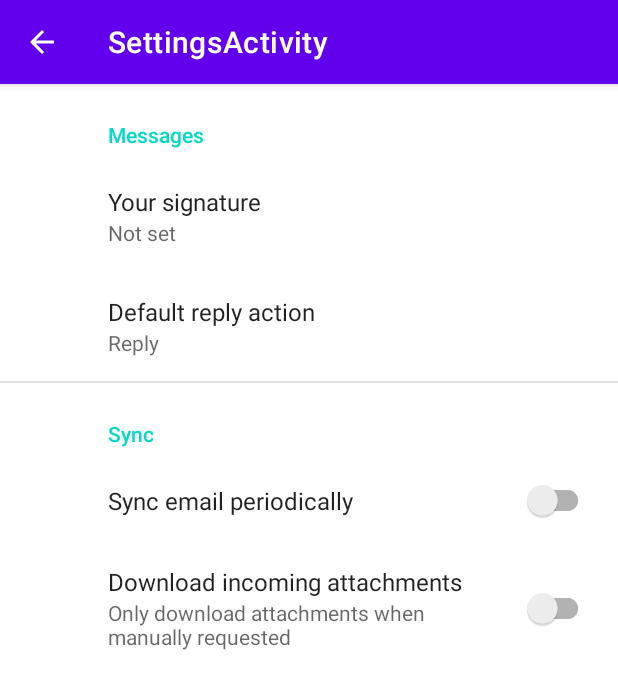
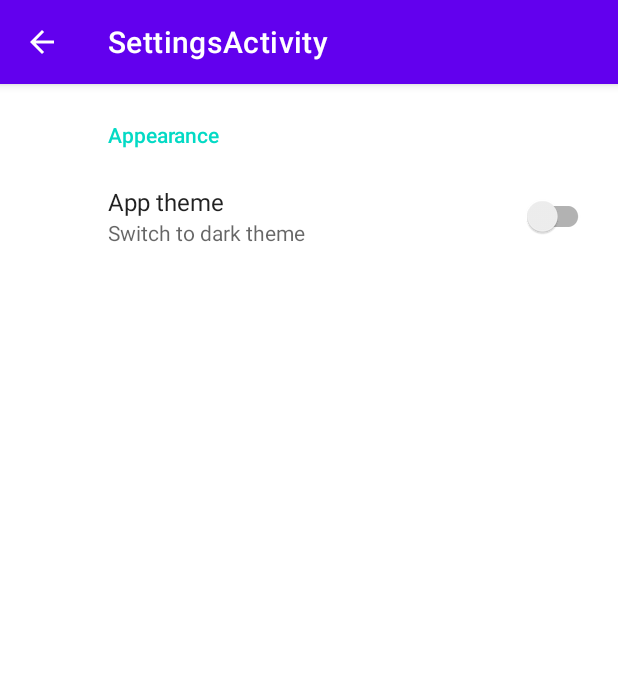
Before and after one commit to SomeSimpleThings/Movie_Search, an Android app: the SettingsActivity screen opened directly, with no data from a screen before it, on a phone screen of 412 x 824 dp. Shown: the top 689 px of the screen. Run offline under Robolectric (Android 15) with nearby library versions, the phone set to English and light mode, and no system bars; our stand-ins replace androidx.preference; 1 statement that could not run was skipped.

Commit message:
dark theme

```diff
--- a/app/src/main/java/com/geekbrains/moviesearch/ui/UiExtensions.kt
+++ b/app/src/main/java/com/geekbrains/moviesearch/ui/UiExtensions.kt
@@ -1,6 +1,7 @@
 package com.geekbrains.moviesearch.ui
 
 import android.view.View
+import androidx.appcompat.app.AppCompatDelegate
 import com.geekbrains.moviesearch.R
 import com.google.android.material.snackbar.Snackbar
 
@@ -69,3 +70,10 @@ fun <T : View> T.showSnackbar(
 ) {
     Snackbar.make(this, text, length).show()
 }
+
+fun setGlobalNightMode(nightMode: Boolean) {
+    AppCompatDelegate.setDefaultNightMode(
+        if (nightMode) AppCompatDelegate.MODE_NIGHT_YES
+        else AppCompatDelegate.MODE_NIGHT_NO
+    )
+}
--- a/app/src/main/java/com/geekbrains/moviesearch/ui/settings/SettingsActivity.kt
+++ b/app/src/main/java/com/geekbrains/moviesearch/ui/settings/SettingsActivity.kt
@@ -1,9 +1,15 @@
 package com.geekbrains.moviesearch.ui.settings
 
 import android.os.Bundle
+import android.view.LayoutInflater
+import android.view.View
+import android.view.ViewGroup
 import androidx.appcompat.app.AppCompatActivity
+import androidx.preference.Preference
 import androidx.preference.PreferenceFragmentCompat
+import androidx.preference.SwitchPreferenceCompat
 import com.geekbrains.moviesearch.R
+import com.geekbrains.moviesearch.ui.setGlobalNightMode
 
 class SettingsActivity : AppCompatActivity() {
 
@@ -23,5 +29,22 @@ class SettingsActivity : AppCompatActivity() {
         override fun onCreatePreferences(savedInstanceState: Bundle?, rootKey: String?) {
             setPreferencesFromResource(R.xml.root_preferences, rootKey)
         }
+
+        override fun onCreateView(
+            inflater: LayoutInflater,
+            container: ViewGroup?,
+            savedInstanceState: Bundle?
+        ): View? {
+
+            preferenceManager.findPreference<SwitchPreferenceCompat>(getString(R.string.pref_dark_theme))
+                ?.apply {
+                    onPreferenceChangeListener =
+                        Preference.OnPreferenceChangeListener { preference: Preference?, newValue: Any ->
+                            setGlobalNightMode(newValue as Boolean)
+                            true
+                        }
+                }
+            return super.onCreateView(inflater, container, savedInstanceState)
+        }
     }
 }
--- a/app/src/main/res/values/strings.xml
+++ b/app/src/main/res/values/strings.xml
@@ -38,4 +38,8 @@
     <string name="action_share">Share</string>
     <string name="category">Category</string>
     <string name="categories">Categories</string>
+    <string name="appearence">Appearance</string>
+    <string name="pref_dark_theme" translatable="false">pref_theme_key</string>
+    <string name="prefs_switch_dark_summary">Switch to dark theme</string>
+    <string name="prefs_switch_dark_title">App theme</string>
 </resources>
--- a/app/src/main/res/xml/root_preferences.xml
+++ b/app/src/main/res/xml/root_preferences.xml
@@ -1,35 +1,10 @@
-<PreferenceScreen xmlns:app="http://schemas.android.com/apk/res-auto">
+<PreferenceScreen xmlns:android="http://schemas.android.com/apk/res/android">
 
-    <PreferenceCategory app:title="@string/messages_header">
-
-        <EditTextPreference
-            app:key="signature"
-            app:title="@string/signature_title"
-            app:useSimpleSummaryProvider="true" />
-
-        <ListPreference
-            app:defaultValue="reply"
-            app:entries="@array/reply_entries"
-            app:entryValues="@array/reply_values"
-            app:key="reply"
-            app:title="@string/reply_title"
-            app:useSimpleSummaryProvider="true" />
-
-    </PreferenceCategory>
-
-    <PreferenceCategory app:title="@string/sync_header">
-
+    <PreferenceCategory android:title="@string/appearence">
         <SwitchPreferenceCompat
-            app:key="sync"
-            app:title="@string/sync_title" />
-
-        <SwitchPreferenceCompat
-            app:dependency="sync"
-            app:key="attachment"
-            app:summaryOff="@string/attachment_summary_off"
-            app:summaryOn="@string/attachment_summary_on"
-            app:title="@string/attachment_title" />
-
+            android:key="@string/pref_dark_theme"
+            android:summary="@string/prefs_switch_dark_summary"
+            android:title="@string/prefs_switch_dark_title" />
     </PreferenceCategory>
 
 </PreferenceScreen>
```
Also changed, not shown: 1 other file.
